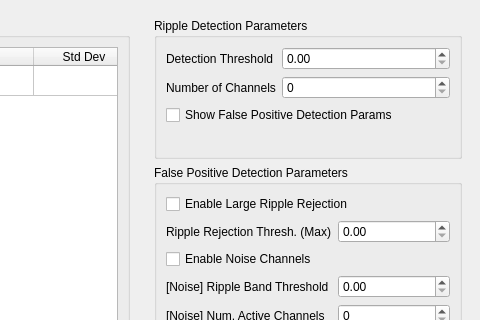
Before: the Qt Designer form src/mainwindow.ui in ckemere/TrodesRippleDisruptionModule, drawn with Qt 5; both pictures show x 197 to 677 and y 0 to 320 of the 677 by 610 pixel window.
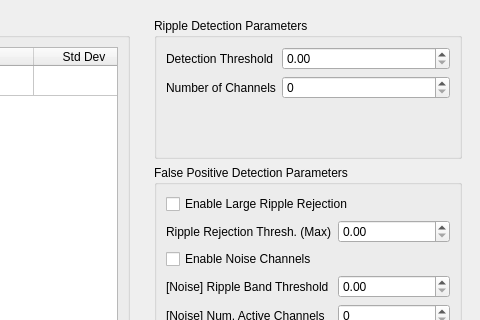
After: the same form once the commit is applied.

Patch:
```diff
--- a/src/mainwindow.ui
+++ b/src/mainwindow.ui
@@ -166,13 +166,6 @@
           <item row="1" column="1">
            <widget class="QSpinBox" name="spinBox"/>
           </item>
-          <item row="2" column="0" colspan="2">
-           <widget class="QCheckBox" name="checkBox_4">
-            <property name="text">
-             <string>Show False Positive Detection Params</string>
-            </property>
-           </widget>
-          </item>
          </layout>
         </widget>
        </item>
```
Left out of the diff: 4 changed lines with no effect on the pictures.
